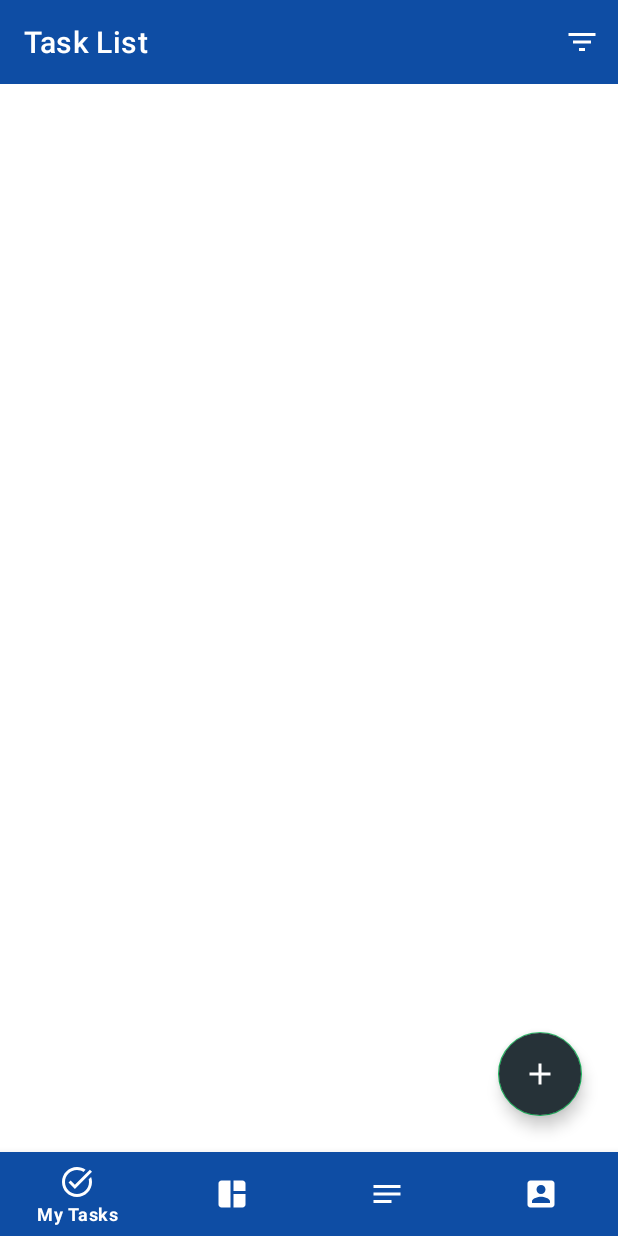
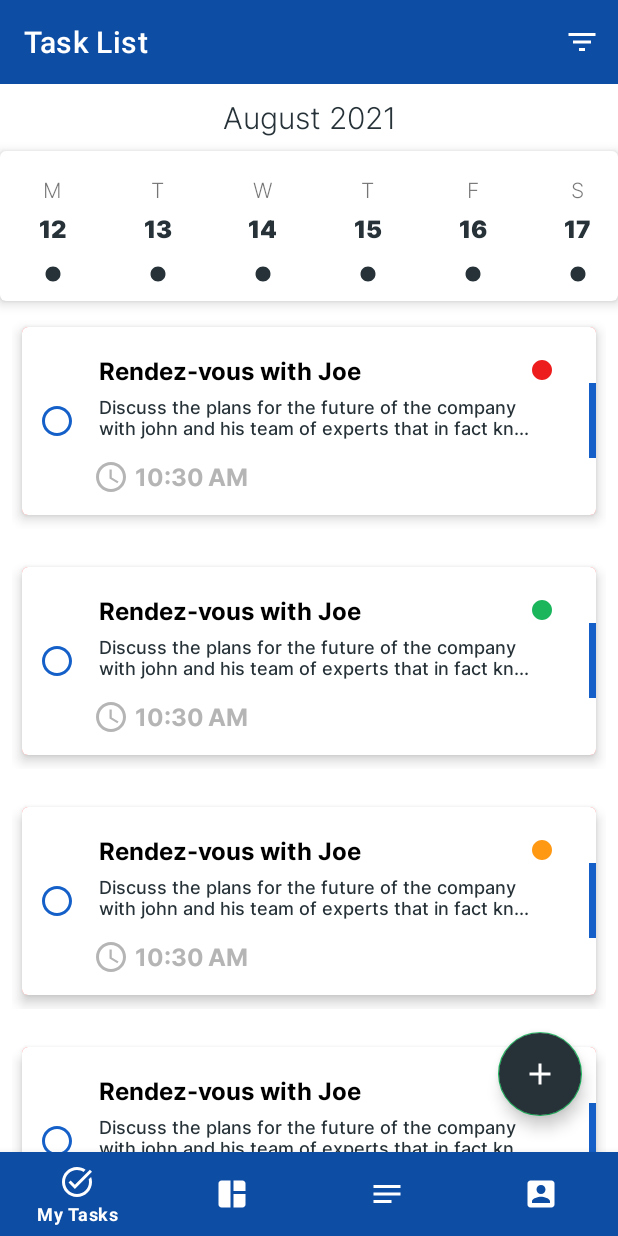
Before and after one commit to BenjaminSpoiden/TaskPlanner, an Android app: the screen it shows after launch (MainActivity), on a phone screen of 412 x 824 dp. Run offline under Robolectric (Android 15) with nearby library versions, the phone set to English and light mode, and no system bars; our stand-ins replace navigation-ui.

Commit message:
added mock calendar + priority + color

```diff
--- /dev/null
+++ b/client/app/src/main/java/com/ben/taskplanner/model/Day.kt
@@ -0,0 +1,3 @@
+package com.ben.taskplanner.model
+
+data class Day(val day: String, val dayNumber: Int)
--- /dev/null
+++ b/client/app/src/main/java/com/ben/taskplanner/model/Priority.kt
@@ -0,0 +1,7 @@
+package com.ben.taskplanner.model
+
+enum class Priority(val color: String) {
+    HIGH("#ED1D1D"),
+    MEDIUM("#FF9914"),
+    LOW("#1BB55C"),
+}
--- a/client/app/src/main/java/com/ben/taskplanner/model/TaskModel.kt
+++ b/client/app/src/main/java/com/ben/taskplanner/model/TaskModel.kt
@@ -1,3 +1,10 @@
 package com.ben.taskplanner.model
 
-data class TaskModel(val id: Long, val title: String, val isCompleted: Boolean = false, val taskType: TaskType, val date: String)
+data class TaskModel(
+    val id: Long,
+    val title: String,
+    val isCompleted: Boolean = false,
+    val taskType: TaskType,
+    val date: String,
+    val priority: Priority
+)
--- /dev/null
+++ b/client/app/src/main/java/com/ben/taskplanner/view/BaseAdapter.kt
@@ -0,0 +1,13 @@
+package com.ben.taskplanner.view
+
+import androidx.recyclerview.widget.RecyclerView
+
+abstract class BaseAdapter<VH: RecyclerView.ViewHolder, T>: RecyclerView.Adapter<VH>() {
+
+    protected val itemList: MutableList<T> = mutableListOf()
+
+    abstract fun addAll(items: List<T>)
+    abstract fun add(item: T, position: Int)
+    abstract fun removeItem(position: Int)
+    abstract fun restoreItem(item: T, position: Int)
+}
--- a/client/app/src/main/java/com/ben/taskplanner/view/add_task/AddTaskFragment.kt
+++ b/client/app/src/main/java/com/ben/taskplanner/view/my_task/AddTaskFragment.kt
@@ -1,4 +1,4 @@
-package com.ben.taskplanner.view.add_task
+package com.ben.taskplanner.view.my_task
 
 import android.os.Bundle
 import androidx.fragment.app.Fragment
--- /dev/null
+++ b/client/app/src/main/java/com/ben/taskplanner/view/my_task/DayRecyclerViewAdapter.kt
@@ -0,0 +1,53 @@
+package com.ben.taskplanner.view.my_task
+
+import android.view.LayoutInflater
+import android.view.ViewGroup
+import androidx.recyclerview.widget.RecyclerView
+import com.ben.taskplanner.databinding.DayItemBinding
+import com.ben.taskplanner.model.Day
+import com.ben.taskplanner.view.BaseAdapter
+
+class DayRecyclerViewAdapter: BaseAdapter<DayRecyclerViewAdapter.DayViewHolder, Day>() {
+
+
+    override fun onCreateViewHolder(parent: ViewGroup, viewType: Int): DayViewHolder {
+        return DayViewHolder.from(parent)
+    }
+
+    override fun onBindViewHolder(holder: DayViewHolder, position: Int) {
+        holder.bind(itemList[position])
+    }
+
+    override fun addAll(items: List<Day>) {
+        itemList.addAll(items)
+    }
+
+    override fun add(item: Day, position: Int) {
+
+    }
+
+    override fun removeItem(position: Int) {
+
+    }
+
+    override fun restoreItem(item: Day, position: Int) {
+
+    }
+
+    override fun getItemCount(): Int = itemList.size
+
+    class DayViewHolder private constructor(private val binding: DayItemBinding): RecyclerView.ViewHolder(binding.root) {
+        companion object {
+            fun from(parent: ViewGroup): DayViewHolder {
+                val layoutInflater = LayoutInflater.from(parent.context)
+                val view = DayItemBinding.inflate(layoutInflater, parent, false)
+                return DayViewHolder(view)
+            }
+        }
+
+        fun bind(day: Day) {
+            binding.day.text = day.day
+            binding.dayNumber.text = day.dayNumber.toString()
+        }
+    }
+}
--- a/client/app/src/main/java/com/ben/taskplanner/view/my_task/HomeFragment.kt
+++ b/client/app/src/main/java/com/ben/taskplanner/view/my_task/HomeFragment.kt
@@ -2,6 +2,7 @@ package com.ben.taskplanner.view.my_task
 
 import android.os.Build
 import android.os.Bundle
+import android.util.Log
 import android.view.*
 import androidx.annotation.RequiresApi
 import androidx.navigation.fragment.findNavController
@@ -11,6 +12,8 @@ import androidx.recyclerview.widget.RecyclerView
 import com.ben.taskplanner.R
 import com.ben.taskplanner.databinding.FragmentHomeBinding
 import com.ben.taskplanner.interfaces.RecyclerItemTouchHelperListener
+import com.ben.taskplanner.model.Day
+import com.ben.taskplanner.model.Priority
 import com.ben.taskplanner.model.TaskModel
 import com.ben.taskplanner.model.TaskType
 import com.ben.taskplanner.util.RecyclerItemTouchHelper
@@ -23,7 +26,10 @@ import java.time.format.FormatStyle
 class HomeFragment : BaseFragment<FragmentHomeBinding>(), RecyclerItemTouchHelperListener {
 
     private val taskRecyclerView: RecyclerView by lazy { binding.todayTaskRv }
+    private val dayRecyclerView: RecyclerView by lazy { binding.dayRv }
+
     private val taskRecyclerViewAdapter: TaskRecyclerViewAdapter by lazy { TaskRecyclerViewAdapter() }
+    private val dayRecyclerViewAdapter: DayRecyclerViewAdapter by lazy { DayRecyclerViewAdapter() }
 
     override fun bindFragment(
         layoutInflater: LayoutInflater,
@@ -38,13 +44,16 @@ class HomeFragment : BaseFragment<FragmentHomeBinding>(), RecyclerItemTouchHelpe
         super.onViewCreated(view, savedInstanceState)
         setHasOptionsMenu(true)
         setupRecyclerView()
-//        taskRecyclerViewAdapter.addAll(mockData())
+        taskRecyclerViewAdapter.addAll(mockData())
+        dayRecyclerViewAdapter.addAll(daysMockData())
 
         binding.addBtn.setOnClickListener {
             findNavController().navigate(R.id.action_homeFragment_to_addTaskFragment)
         }
 
-        binding.root.setOnClickListener {
+
+        TaskRecyclerViewAdapter.onItemClickListener = {
+            Log.d("Tag", "$it")
             findNavController().navigate(R.id.action_homeFragment_to_updateTaskFragment)
         }
     }
@@ -56,6 +65,10 @@ class HomeFragment : BaseFragment<FragmentHomeBinding>(), RecyclerItemTouchHelpe
 
     private fun setupRecyclerView() {
         val itemTouchHelper = ItemTouchHelper(swipeGesturesForRecyclerView())
+        dayRecyclerView.apply {
+            this.layoutManager = LinearLayoutManager(requireContext(), LinearLayoutManager.HORIZONTAL, false)
+            this.adapter = dayRecyclerViewAdapter
+        }
         taskRecyclerView.apply {
             this.layoutManager = LinearLayoutManager(requireContext(), LinearLayoutManager.VERTICAL, false)
             this.adapter = taskRecyclerViewAdapter
@@ -65,11 +78,23 @@ class HomeFragment : BaseFragment<FragmentHomeBinding>(), RecyclerItemTouchHelpe
 
     @RequiresApi(Build.VERSION_CODES.O)
     private fun mockData() = listOf(
-            TaskModel(0, "Rendez-vous with Joe", false, TaskType.MEETING, now()),
-            TaskModel(1, "Rendez-vous with Joe", false, TaskType.MEETING, now()),
-            TaskModel(2, "Rendez-vous with Joe", true, TaskType.MEETING, now()),
-            TaskModel(3, "Rendez-vous with Joe", false, TaskType.MEETING, now()),
-            TaskModel(4, "Rendez-vous with Joe", false, TaskType.MEETING, now())
+            TaskModel(0, "Rendez-vous with Joe", false, TaskType.MEETING, now(), Priority.HIGH),
+            TaskModel(1, "Rendez-vous with Joe", false, TaskType.MEETING, now(), Priority.LOW),
+            TaskModel(2, "Rendez-vous with Joe", true, TaskType.MEETING, now(), Priority.MEDIUM),
+            TaskModel(3, "Rendez-vous with Joe", false, TaskType.MEETING, now(), Priority.LOW),
+            TaskModel(4, "Rendez-vous with Joe", false, TaskType.MEETING, now(), Priority.MEDIUM)
+    )
+
+    private fun daysMockData() = listOf(
+        Day("M", 12),
+        Day("T", 13),
+        Day("W", 14),
+        Day("T", 15),
+        Day("F", 16),
+        Day("S", 17),
+        Day("S", 18),
+        Day("L", 19),
+        Day("T", 20),
     )
 
     @RequiresApi(Build.VERSION_CODES.O)
--- a/client/app/src/main/java/com/ben/taskplanner/view/my_task/TaskRecyclerViewAdapter.kt
+++ b/client/app/src/main/java/com/ben/taskplanner/view/my_task/TaskRecyclerViewAdapter.kt
@@ -11,51 +11,55 @@ import androidx.core.content.ContextCompat
 import androidx.recyclerview.widget.RecyclerView
 import com.ben.taskplanner.R
 import com.ben.taskplanner.databinding.TodayTaskItemBinding
+import com.ben.taskplanner.model.Priority
 import com.ben.taskplanner.model.TaskModel
+import com.ben.taskplanner.view.BaseAdapter
 import kotlinx.coroutines.CoroutineScope
 import kotlinx.coroutines.Dispatchers
 import kotlinx.coroutines.launch
 import kotlinx.coroutines.withContext
 
-class TaskRecyclerViewAdapter: RecyclerView.Adapter<TaskRecyclerViewAdapter.TaskRecyclerViewHolder>() {
+class TaskRecyclerViewAdapter: BaseAdapter<TaskRecyclerViewAdapter.TaskRecyclerViewHolder, TaskModel>() {
 
-    private val taskList: MutableList<TaskModel> = mutableListOf()
+    companion object {
+        var onItemClickListener: ((item: TaskModel) -> Unit)? = null
+    }
+
     private val adapterScope = CoroutineScope(Dispatchers.IO)
 
     override fun onCreateViewHolder(parent: ViewGroup, viewType: Int): TaskRecyclerViewHolder = TaskRecyclerViewHolder.bind(parent, parent.context)
 
     override fun onBindViewHolder(holder: TaskRecyclerViewHolder, position: Int) {
-        holder.bind(taskList[position])
+        holder.bind(itemList[position])
     }
 
-    fun addAll(taskListItem: List<TaskModel>) {
+    override fun addAll(items: List<TaskModel>) {
         adapterScope.launch {
-            val groupedList = taskListItem.groupBy { it.date }.flatMap { it.value }
+            val groupedList = items.groupBy { it.date }.flatMap { it.value }
             Log.d("Tag", "List: $groupedList")
             withContext(Dispatchers.Main) {
-                taskList.addAll(groupedList)
+                itemList.addAll(groupedList)
                 notifyDataSetChanged()
             }
         }
-
     }
 
-    fun add(taskItem: TaskModel, position: Int) {
-        this.taskList.add(taskItem)
+    override fun add(item: TaskModel, position: Int) {
+        this.itemList.add(item)
         notifyItemInserted(position)
     }
 
-    fun removeItem(position: Int) {
-        this.taskList.removeAt(position)
+    override fun removeItem(position: Int) {
+        this.itemList.removeAt(position)
         notifyItemRemoved(position)
     }
 
-    fun restoreItem(taskItem: TaskModel, position: Int) {
-        this.taskList.add(position, taskItem)
+    override fun restoreItem(item: TaskModel, position: Int) {
+        this.itemList.add(position, item)
         notifyItemInserted(position)
     }
 
-    override fun getItemCount(): Int = taskList.size
+    override fun getItemCount(): Int = itemList.size
 
     class TaskRecyclerViewHolder private constructor(private val binding: TodayTaskItemBinding, private val context: Context): RecyclerView.ViewHolder(binding.root) {
         companion object {
@@ -75,6 +79,22 @@ class TaskRecyclerViewAdapter: RecyclerView.Adapter<TaskRecyclerViewAdapter.Task
             binding.taskState.setOnCheckedChangeListener { _, isChecked ->
                 taskState(isChecked)
             }
+
+            binding.cardRoot.setOnClickListener {
+                onItemClickListener?.invoke(taskItem)
+            }
+
+            when(taskItem.priority) {
+                Priority.HIGH -> {
+                    binding.priorityIndicator.imageTintList = ColorStateList.valueOf(Color.parseColor(taskItem.priority.color))
+                }
+                Priority.MEDIUM -> {
+                    binding.priorityIndicator.imageTintList = ColorStateList.valueOf(Color.parseColor(taskItem.priority.color))
+                }
+                Priority.LOW -> {
+                    binding.priorityIndicator.imageTintList = ColorStateList.valueOf(Color.parseColor(taskItem.priority.color))
+                }
+            }
         }
 
         private fun taskState(isCompleted: Boolean) {
@@ -92,6 +112,17 @@ class TaskRecyclerViewAdapter: RecyclerView.Adapter<TaskRecyclerViewAdapter.Task
                     else
                         ContextCompat.getColor(context, R.color.black)
             )
+
+            binding.taskDesc.paintFlags = if(isCompleted) Paint.STRIKE_THRU_TEXT_FLAG else 0
+            binding.taskDesc.setTextColor(
+                if(isCompleted)
+                    ContextCompat.getColor(context, R.color.light_gray)
+                else
+                    ContextCompat.getColor(context, R.color.black)
+            )
+
+            binding.taskTime.paintFlags = if(isCompleted) Paint.STRIKE_THRU_TEXT_FLAG else 0
+
             binding.cardDecorator.setBackgroundColor(
                     if(isCompleted)
                         ContextCompat.getColor(context, R.color.red_ish)
--- a/client/app/src/main/java/com/ben/taskplanner/view/update_task/UpdateTaskFragment.kt
+++ b/client/app/src/main/java/com/ben/taskplanner/view/my_task/UpdateTaskFragment.kt
@@ -1,4 +1,4 @@
-package com.ben.taskplanner.view.update_task
+package com.ben.taskplanner.view.my_task
 
 import android.os.Bundle
 import androidx.fragment.app.Fragment
--- /dev/null
+++ b/client/app/src/main/res/drawable/ic_baseline_circle_24.xml
@@ -0,0 +1,10 @@
+<vector xmlns:android="http://schemas.android.com/apk/res/android"
+    android:width="24dp"
+    android:height="24dp"
+    android:viewportWidth="24"
+    android:viewportHeight="24"
+    android:tint="?attr/colorControlNormal">
+  <path
+      android:fillColor="@android:color/white"
+      android:pathData="M12,2C6.47,2 2,6.47 2,12s4.47,10 10,10 10,-4.47 10,-10S17.53,2 12,2z"/>
+</vector>
--- /dev/null
+++ b/client/app/src/main/res/drawable/rounded_element.xml
@@ -0,0 +1,5 @@
+<?xml version="1.0" encoding="utf-8"?>
+<shape xmlns:android="http://schemas.android.com/apk/res/android">
+    <corners android:radius="100dp"/>
+    <size android:width="24dp" android:height="24dp" />
+</shape>
--- /dev/null
+++ b/client/app/src/main/res/layout/day_item.xml
@@ -0,0 +1,47 @@
+<?xml version="1.0" encoding="utf-8"?>
+<androidx.constraintlayout.widget.ConstraintLayout xmlns:android="http://schemas.android.com/apk/res/android"
+    xmlns:app="http://schemas.android.com/apk/res-auto"
+    xmlns:tools="http://schemas.android.com/tools"
+    android:layout_width="70dp"
+    android:layout_height="100sp">
+
+    <TextView
+        android:id="@+id/day"
+        android:layout_width="wrap_content"
+        android:layout_height="wrap_content"
+        android:layout_marginTop="16dp"
+        android:fontFamily="@font/inter_light"
+        android:text="M"
+        android:textSize="14sp"
+        app:layout_constraintEnd_toEndOf="parent"
+        app:layout_constraintHorizontal_bias="0.5"
+        app:layout_constraintStart_toStartOf="parent"
+        app:layout_constraintTop_toTopOf="parent" />
+
+    <TextView
+        android:id="@+id/dayNumber"
+        android:layout_width="wrap_content"
+        android:layout_height="wrap_content"
+        android:fontFamily="@font/inter_black"
+        android:text="12"
+        android:textColor="@color/dark_green"
+        android:layout_marginTop="4dp"
+        android:textSize="16sp"
+        app:layout_constraintEnd_toEndOf="parent"
+        app:layout_constraintHorizontal_bias="0.5"
+        app:layout_constraintStart_toStartOf="parent"
+        app:layout_constraintTop_toBottomOf="@+id/day" />
+
+    <ImageView
+        android:layout_width="12dp"
+        android:layout_height="12dp"
+        android:src="@drawable/ic_baseline_circle_24"
+        app:layout_constraintBottom_toBottomOf="parent"
+        app:layout_constraintEnd_toEndOf="parent"
+        app:layout_constraintHorizontal_bias="0.5"
+        app:layout_constraintStart_toStartOf="parent"
+        app:layout_constraintTop_toBottomOf="@+id/dayNumber"
+        app:tint="@color/dark_green" />
+    />
+
+</androidx.constraintlayout.widget.ConstraintLayout>
--- a/client/app/src/main/res/layout/fragment_add_task.xml
+++ b/client/app/src/main/res/layout/fragment_add_task.xml
@@ -5,7 +5,7 @@
     xmlns:tools="http://schemas.android.com/tools"
     android:layout_width="match_parent"
     android:layout_height="match_parent"
-    tools:context=".view.add_task.AddTaskFragment">
+    tools:context=".view.my_task.AddTaskFragment">
 
     <View
         android:id="@+id/topView"
--- a/client/app/src/main/res/layout/fragment_home.xml
+++ b/client/app/src/main/res/layout/fragment_home.xml
@@ -7,11 +7,43 @@
     android:id="@+id/root"
     tools:context=".view.my_task.HomeFragment">
 
+    <TextView
+        android:id="@+id/textView"
+        android:layout_width="match_parent"
+        android:layout_height="wrap_content"
+        android:fontFamily="@font/inter_light"
+        android:gravity="center"
+        android:text="August 2021"
+        android:textColor="@color/dark_green"
+        android:padding="8dp"
+        android:textSize="20sp" />
+
+    <com.google.android.material.card.MaterialCardView
+        android:id="@+id/day_layout"
+        android:layout_width="match_parent"
+        android:layout_height="100dp"
+        app:cardElevation="5dp"
+        app:layout_constraintTop_toBottomOf="@+id/textView">
+
+
+        <androidx.recyclerview.widget.RecyclerView
+            android:id="@+id/day_rv"
+            android:layout_width="match_parent"
+            android:layout_height="match_parent"
+            android:orientation="horizontal"
+            tools:listitem="@layout/day_item"
+            />
+
+    </com.google.android.material.card.MaterialCardView>
+
     <androidx.recyclerview.widget.RecyclerView
         android:id="@+id/today_task_rv"
         android:layout_width="match_parent"
-        android:layout_height="match_parent"
-        tools:listitem="@layout/today_task_item" />
+        android:layout_height="0dp"
+        app:layout_constraintBottom_toBottomOf="parent"
+        app:layout_constraintTop_toBottomOf="@+id/day_layout"
+        tools:listitem="@layout/today_task_item"
+        />
 
     <ImageView
         android:id="@+id/placeholderImage"
--- a/client/app/src/main/res/layout/fragment_update_task.xml
+++ b/client/app/src/main/res/layout/fragment_update_task.xml
@@ -5,7 +5,7 @@
     xmlns:tools="http://schemas.android.com/tools"
     android:layout_width="match_parent"
     android:layout_height="match_parent"
-    tools:context=".view.add_task.AddTaskFragment">
+    tools:context=".view.my_task.AddTaskFragment">
 
     <View
         android:id="@+id/topView"
--- a/client/app/src/main/res/layout/today_task_item.xml
+++ b/client/app/src/main/res/layout/today_task_item.xml
@@ -5,12 +5,13 @@
     android:layout_width="match_parent"
     xmlns:tools="http://schemas.android.com/tools"
     android:padding="8dp"
-    android:layout_height="150dp">
+    android:layout_height="160dp">
 
     <com.google.android.material.card.MaterialCardView
         android:layout_width="match_parent"
         app:cardElevation="5dp"
         app:cardUseCompatPadding="true"
+        android:id="@+id/cardRoot"
         android:layout_height="match_parent">
 
         <RelativeLayout
@@ -49,6 +50,7 @@
             android:layout_height="match_parent"
             android:baselineAligned="false">
 
+
             <LinearLayout
                 android:layout_width="wrap_content"
                 android:layout_height="wrap_content"
@@ -81,11 +83,20 @@
                 android:layout_weight="1"
                 android:layout_height="wrap_content">
 
+                <LinearLayout
+                    android:layout_width="match_parent"
+                    android:layout_height="wrap_content"
+                    android:layout_marginStart="8dp"
+                    android:layout_marginEnd="8dp"
+                    android:layout_marginTop="8dp"
+                    android:gravity="center"
+                    >
+
                     <TextView
                         android:id="@+id/task_title"
-                    android:layout_width="wrap_content"
+                        android:layout_width="0dp"
                         android:layout_height="wrap_content"
-                    android:layout_margin="8dp"
+                        android:layout_weight="1"
                         android:fontFamily="@font/inter_bold"
                         android:padding="4dp"
                         android:textColor="@color/black"
@@ -93,6 +104,35 @@
                         app:layout_constraintStart_toEndOf="@+id/taskState"
                         app:layout_constraintTop_toTopOf="parent"
                         tools:text="Rendez-vous with John  " />
+
+                    <ImageView
+                        android:id="@+id/priorityIndicator"
+                        android:layout_width="24dp"
+                        android:layout_height="24dp"
+                        android:src="@drawable/ic_baseline_circle_24"
+                        android:padding="4dp" />
+
+                </LinearLayout>
+
+                <TextView
+                    android:id="@+id/task_desc"
+                    android:layout_width="300dp"
+                    android:layout_height="wrap_content"
+                    android:layout_marginStart="8dp"
+                    android:layout_marginEnd="8dp"
+                    android:layout_marginBottom="8dp"
+                    android:fontFamily="@font/inter_medium"
+                    android:paddingStart="4dp"
+                    android:paddingEnd="4dp"
+                    android:paddingBottom="4dp"
+                    android:lines="2"
+                    android:maxLines="2"
+                    android:ellipsize="end"
+                    android:textColor="@color/dark_green"
+                    android:textSize="12sp"
+                    app:layout_constraintStart_toEndOf="@+id/taskState"
+                    app:layout_constraintTop_toTopOf="parent"
+                    android:text="Discuss the plans for the future of the company with john and his team of experts that in fact knows jack shit" />
 
                 <LinearLayout
                     android:layout_width="wrap_content"
--- a/client/app/src/main/res/navigation/nav_graph.xml
+++ b/client/app/src/main/res/navigation/nav_graph.xml
@@ -52,7 +52,7 @@
         tools:layout="@layout/fragment_register" />
     <fragment
         android:id="@+id/addTaskFragment"
-        android:name="com.ben.taskplanner.view.add_task.AddTaskFragment"
+        android:name="com.ben.taskplanner.view.my_task.AddTaskFragment"
         android:label="Add Task"
         tools:layout="@layout/fragment_add_task" >
         <action
@@ -65,7 +65,7 @@
     </fragment>
     <fragment
         android:id="@+id/updateTaskFragment"
-        android:name="com.ben.taskplanner.view.update_task.UpdateTaskFragment"
+        android:name="com.ben.taskplanner.view.my_task.UpdateTaskFragment"
         android:label="Update Task"
         tools:layout="@layout/fragment_update_task" >
         <action
```
Lines whose indentation alone changed are shown as unchanged.
